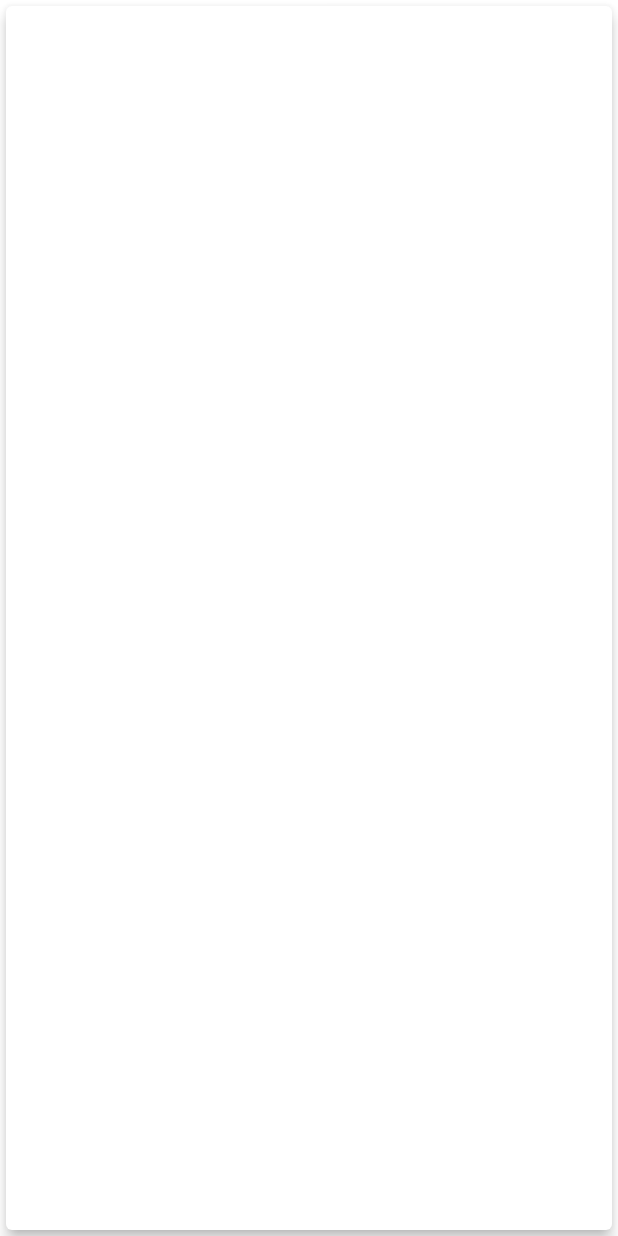
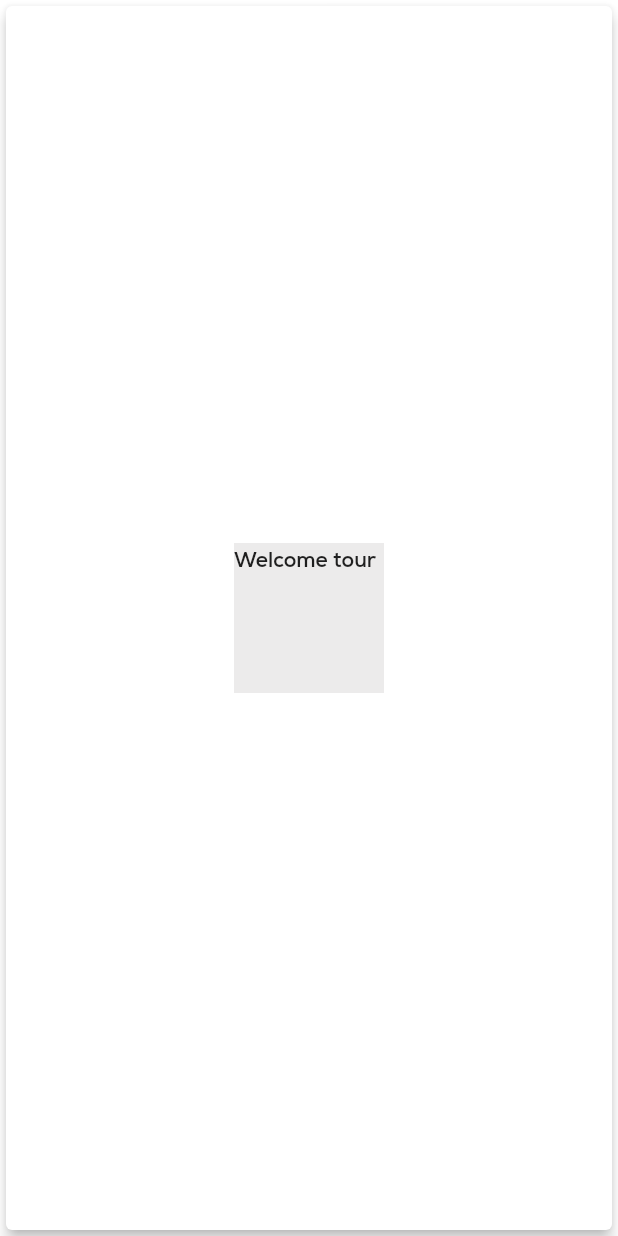
Before and after one commit to AswinKalathil/nss_connect, a Flutter app: the screen it shows after launch, on a phone screen of 412 x 824 dp. Run offline on Flutter 3.47's test engine with Material 2 defaults, Android fonts, the light colour scheme and no system bars; our stand-ins replace animated_splash_screen, page_transition.

Commit message:
small schange in home page

```diff
--- a/nss_connect/lib/home.dart
+++ b/nss_connect/lib/home.dart
@@ -13,10 +13,13 @@ class Home extends StatelessWidget {
       },
       child: Card(
         elevation: 4,
-        child: Container(
-          width: 100,
-          height: 100,
-          color: Colors.white10,
+        child: Center(
+          child: Container(
+            child: Text('Welcome tour'),
+            width: 100,
+            height: 100,
+            color: const Color.fromARGB(26, 71, 61, 61),
+          ),
         ),
       ),
     );
```
